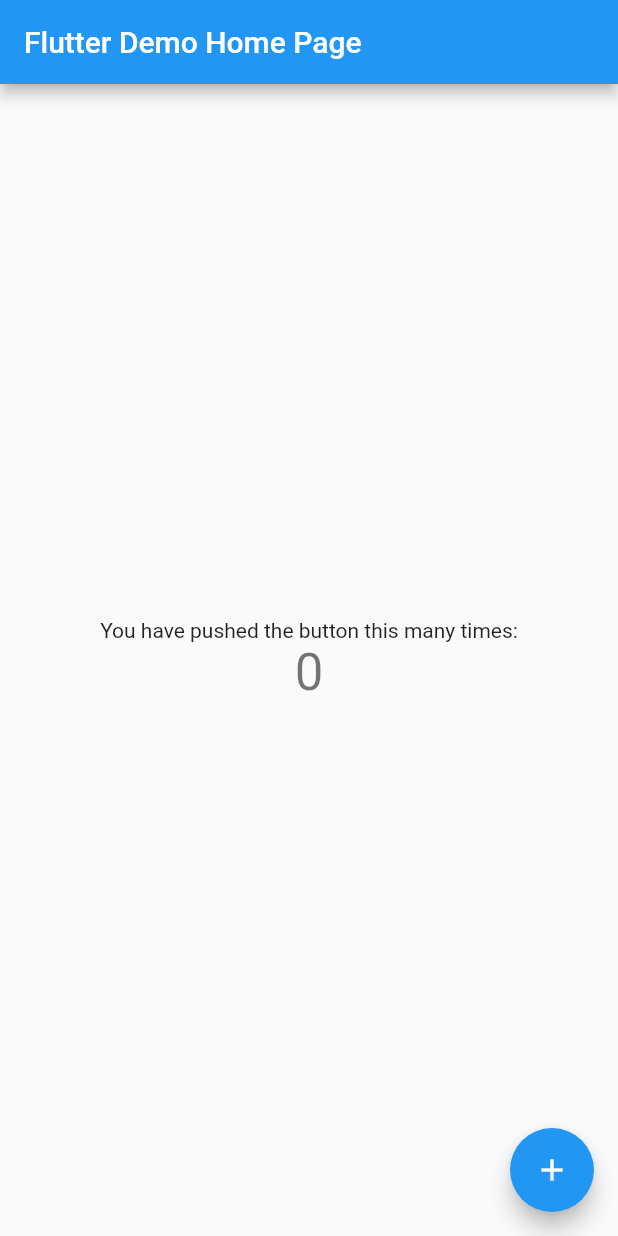
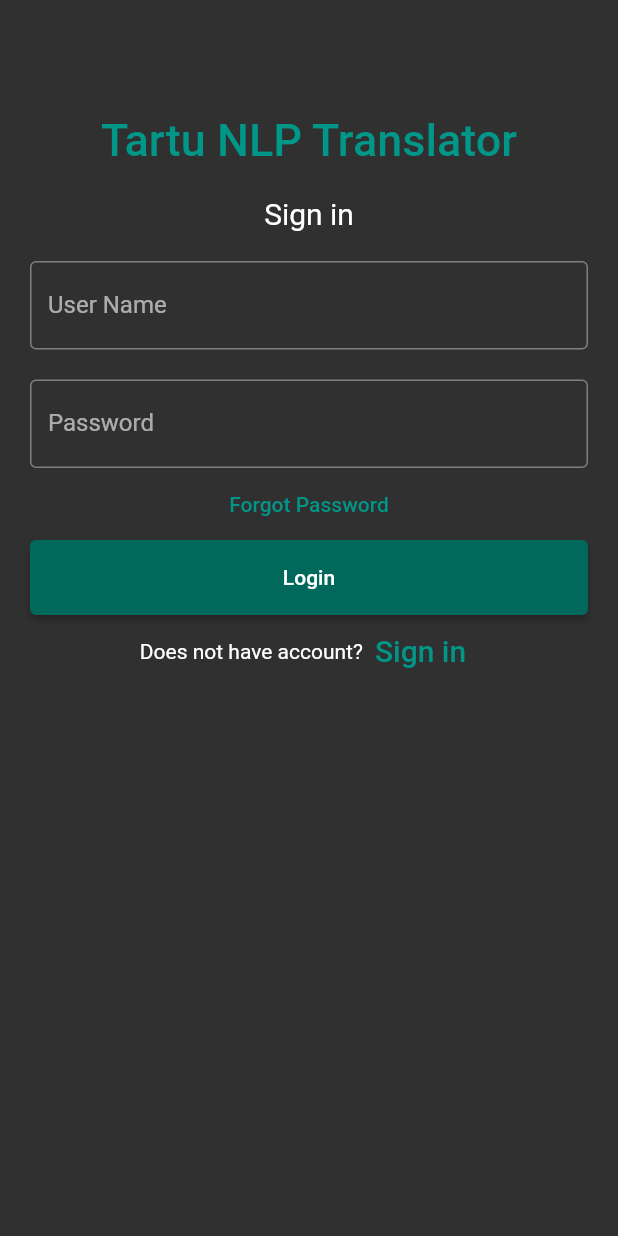
Before and after one commit to DanaRotaienko/translator_mobile, a Flutter app: the screen it shows after launch, on a phone screen of 412 x 824 dp. Run offline on Flutter 3.47's test engine with Material 2 defaults, Android fonts, the phone set to English and light mode, and no system bars.

Commit message:
Mostly finished UI

```diff
--- a/lib/main.dart
+++ b/lib/main.dart
@@ -1,3 +1,5 @@
+import 'package:final_project/screens/login-screen.dart';
+import 'package:final_project/screens/translator-screen.dart';
 import 'package:flutter/material.dart';
 
 void main() {
@@ -7,109 +9,19 @@ void main() {
 class MyApp extends StatelessWidget {
   const MyApp({Key? key}) : super(key: key);
 
-  // This widget is the root of your application.
   @override
   Widget build(BuildContext context) {
     return MaterialApp(
       title: 'Flutter Demo',
+      initialRoute: '/',
+      routes: {
+        '/': (context) => LoginScreen(),
+        '/translator': (context) => TranslatorScreen()
+      },
       theme: ThemeData(
-        // This is the theme of your application.
-        //
-        // Try running your application with "flutter run". You'll see the
-        // application has a blue toolbar. Then, without quitting the app, try
-        // changing the primarySwatch below to Colors.green and then invoke
-        // "hot reload" (press "r" in the console where you ran "flutter run",
-        // or simply save your changes to "hot reload" in a Flutter IDE).
-        // Notice that the counter didn't reset back to zero; the application
-        // is not restarted.
-        primarySwatch: Colors.blue,
+        colorScheme: ColorScheme.dark(),
+        primarySwatch: Colors.teal,
       ),
-      home: const MyHomePage(title: 'Flutter Demo Home Page'),
     );
   }
 }
-
-class MyHomePage extends StatefulWidget {
-  const MyHomePage({Key? key, required this.title}) : super(key: key);
-
-  // This widget is the home page of your application. It is stateful, meaning
-  // that it has a State object (defined below) that contains fields that affect
-  // how it looks.
-
-  // This class is the configuration for the state. It holds the values (in this
-  // case the title) provided by the parent (in this case the App widget) and
-  // used by the build method of the State. Fields in a Widget subclass are
-  // always marked "final".
-
-  final String title;
-
-  @override
-  State<MyHomePage> createState() => _MyHomePageState();
-}
-
-class _MyHomePageState extends State<MyHomePage> {
-  int _counter = 0;
-
-  void _incrementCounter() {
-    setState(() {
-      // This call to setState tells the Flutter framework that something has
-      // changed in this State, which causes it to rerun the build method below
-      // so that the display can reflect the updated values. If we changed
-      // _counter without calling setState(), then the build method would not be
-      // called again, and so nothing would appear to happen.
-      _counter++;
-    });
-  }
-
-  @override
-  Widget build(BuildContext context) {
-    // This method is rerun every time setState is called, for instance as done
-    // by the _incrementCounter method above.
-    //
-    // The Flutter framework has been optimized to make rerunning build methods
-    // fast, so that you can just rebuild anything that needs updating rather
-    // than having to individually change instances of widgets.
-    return Scaffold(
-      appBar: AppBar(
-        // Here we take the value from the MyHomePage object that was created by
-        // the App.build method, and use it to set our appbar title.
-        title: Text(widget.title),
-      ),
-      body: Center(
-        // Center is a layout widget. It takes a single child and positions it
-        // in the middle of the parent.
-        child: Column(
-          // Column is also a layout widget. It takes a list of children and
-          // arranges them vertically. By default, it sizes itself to fit its
-          // children horizontally, and tries to be as tall as its parent.
-          //
-          // Invoke "debug painting" (press "p" in the console, choose the
-          // "Toggle Debug Paint" action from the Flutter Inspector in Android
-          // Studio, or the "Toggle Debug Paint" command in Visual Studio Code)
-          // to see the wireframe for each widget.
-          //
-          // Column has various properties to control how it sizes itself and
-          // how it positions its children. Here we use mainAxisAlignment to
-          // center the children vertically; the main axis here is the vertical
-          // axis because Columns are vertical (the cross axis would be
-          // horizontal).
-          mainAxisAlignment: MainAxisAlignment.center,
-          children: <Widget>[
-            const Text(
-              'You have pushed the button this many times:',
-            ),
-            Text(
-              '$_counter',
-              style: Theme.of(context).textTheme.headline4,
-            ),
-          ],
-        ),
-      ),
-      floatingActionButton: FloatingActionButton(
-        onPressed: _incrementCounter,
-        tooltip: 'Increment',
-        child: const Icon(Icons.add),
-      ), // This trailing comma makes auto-formatting nicer for build methods.
-    );
-  }
-}
--- /dev/null
+++ b/lib/screens/login-screen.dart
@@ -0,0 +1,19 @@
+import 'package:final_project/widgets/login-widgets.dart';
+import 'package:flutter/cupertino.dart';
+import 'package:flutter/material.dart';
+
+class LoginScreen extends StatelessWidget {
+  const LoginScreen({Key? key}) : super(key: key);
+
+  @override
+  Widget build(BuildContext context) {
+    return Scaffold(
+      appBar: AppBar(
+        backgroundColor: Colors.transparent,
+        bottomOpacity: 0.0,
+        elevation: 0,
+      ),
+      body: LoginWidget(),
+    );
+  }
+}
--- /dev/null
+++ b/lib/widgets/login-widgets.dart
@@ -0,0 +1,111 @@
+import 'package:flutter/cupertino.dart';
+import 'package:flutter/material.dart';
+
+class LoginWidget extends StatefulWidget {
+  const LoginWidget({Key? key}) : super(key: key);
+
+  @override
+  State<LoginWidget> createState() => _LoginWidgetState();
+}
+
+class _LoginWidgetState extends State<LoginWidget> {
+  TextEditingController nameController = TextEditingController();
+  TextEditingController passwordController = TextEditingController();
+
+  @override
+  Widget build(BuildContext context) {
+    return Padding(
+        padding: const EdgeInsets.all(10),
+        child: ListView(
+          children: <Widget>[
+            Container(
+                alignment: Alignment.center,
+                padding: const EdgeInsets.all(10),
+                child: const Text(
+                  'Tartu NLP Translator',
+                  style: TextStyle(
+                      color: Colors.teal,
+                      fontWeight: FontWeight.w500,
+                      fontSize: 30),
+                )),
+            Container(
+                alignment: Alignment.center,
+                padding: const EdgeInsets.all(10),
+                child: const Text(
+                  'Sign in',
+                  style: TextStyle(fontSize: 20),
+                )),
+            Container(
+              padding: const EdgeInsets.all(10),
+              child: TextField(
+                controller: nameController,
+                decoration: const InputDecoration(
+                  border: OutlineInputBorder(),
+                  labelText: 'User Name',
+                ),
+              ),
+            ),
+            Container(
+              padding: const EdgeInsets.fromLTRB(10, 10, 10, 0),
+              child: TextField(
+                obscureText: true,
+                controller: passwordController,
+                decoration: const InputDecoration(
+                  border: OutlineInputBorder(),
+                  labelText: 'Password',
+                ),
+              ),
+            ),
+            TextButton(
+              onPressed: () {
+                //forgot password screen
+              },
+              child: const Text(
+                'Forgot Password',
+                style: TextStyle(
+                    color: Colors.teal
+                ),
+              ),
+            ),
+            Container(
+                height: 50,
+                padding: const EdgeInsets.fromLTRB(10, 0, 10, 0),
+                child: ElevatedButton(
+                  style: ElevatedButton.styleFrom(
+                    primary: Colors.teal[800],
+                  ),
+                  child: const Text(
+                    'Login',
+                    style: TextStyle(
+                      color: Colors.white
+                    ),
+                  ),
+                  onPressed: () {
+                    print(nameController.text);
+                    print(passwordController.text);
+                    Navigator.pushNamed(context, "/translator");
+                  },
+                )
+            ),
+            Row(
+              children: <Widget>[
+                const Text('Does not have account?'),
+                TextButton(
+                  child: const Text(
+                    'Sign in',
+                    style: TextStyle(
+                        fontSize: 20,
+                        color: Colors.teal
+                    ),
+                  ),
+                  onPressed: () {
+                    //signup screen
+                  },
+                )
+              ],
+              mainAxisAlignment: MainAxisAlignment.center,
+            ),
+          ],
+        ));
+  }
+}
```
Also changed, not shown: lib/models/translation.dart (+55 -0 lines), lib/models/translations-list.dart (+16 -0 lines), lib/screens/translator-screen.dart (+63 -0 lines), lib/utils/utils.dart (added, +8 -0 lines), lib/widgets/translations-list-widgets.dart (+89 -0 lines), lib/widgets/translator-widgets.dart (+121 -0 lines), lib/screens/saved-translations-screen.dart (deleted), lib/widgets/navigation-widget.dart (deleted), 1 other file.
